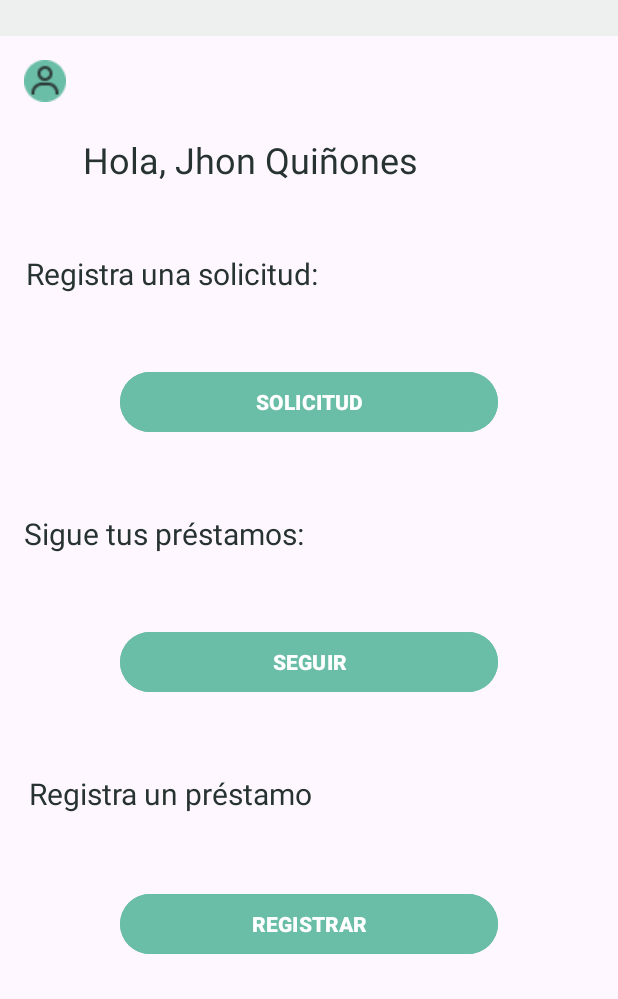
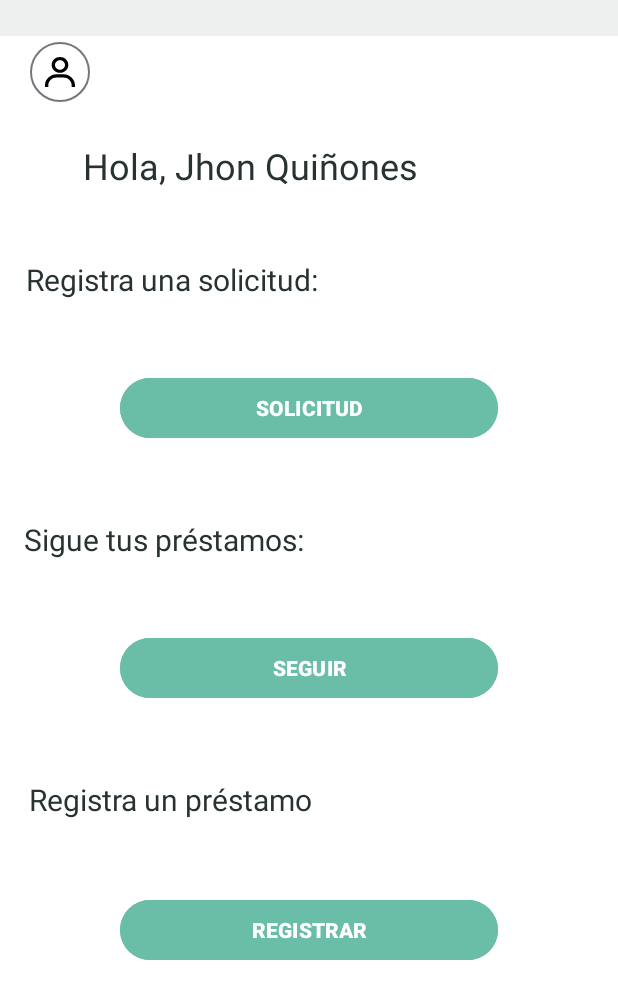
Before and after one commit to GRUPO-ADS2/DAM-I, an Android app: the screen it shows after launch (HomeActivity), on a phone screen of 412 x 824 dp. Shown: the top 999 px of the screen. Run offline under Robolectric (Android 15) with nearby library versions, the phone set to English and light mode, and no system bars.

Commit message:
Arreglo del background y ícono para regresar al inicio de sesion

```diff
--- a/AppMoviles/app/src/main/java/com/example/proyecto/HomeActivity.kt
+++ b/AppMoviles/app/src/main/java/com/example/proyecto/HomeActivity.kt
@@ -14,6 +14,7 @@ class HomeActivity : AppCompatActivity(){
     private lateinit var btnSol: Button
     private lateinit var btnSeg: Button
     private lateinit var btnReg: Button
+    private lateinit var btnUser: Button
 
 
     override fun onCreate(savedInstanceState: Bundle?) {
@@ -28,6 +29,7 @@ class HomeActivity : AppCompatActivity(){
         btnSol=findViewById(R.id.btnSol)
         btnSeg=findViewById(R.id.btnSeg)
         btnReg=findViewById(R.id.btnReg)
+        btnUser=findViewById(R.id.btnUser)
 
         btnSol.setOnClickListener {
             var intent= Intent(this,SolicitudActivity::class.java)
@@ -41,6 +43,9 @@ class HomeActivity : AppCompatActivity(){
             var intent= Intent(this,RegistrarActivity::class.java)
             startActivity(intent)
         }
-
+        btnUser.setOnClickListener {
+            var intent= Intent(this,MainActivity::class.java)
+            startActivity(intent)
+        }
     }
 }
--- a/AppMoviles/app/src/main/res/layout/activity_home.xml
+++ b/AppMoviles/app/src/main/res/layout/activity_home.xml
@@ -8,21 +8,23 @@
     <ScrollView
         android:id="@+id/r4ureouceglw"
         android:layout_width="match_parent"
-        android:layout_height="match_parent">
+        android:layout_height="match_parent"
+        android:background="#FFFFFF">
+
         <LinearLayout
             android:id="@+id/main"
             android:layout_width="match_parent"
             android:layout_height="match_parent"
+            android:background="#FFFFFF"
             android:orientation="vertical">
-            <LinearLayout
-                xmlns:android="http://schemas.android.com/apk/res/android"
+
+            <LinearLayout xmlns:android="http://schemas.android.com/apk/res/android"
                 xmlns:app="http://schemas.android.com/apk/res-auto"
                 android:id="@+id/rzuzz6fy3b4"
                 android:layout_width="match_parent"
                 android:layout_height="24dp"
                 android:background="#EDF0EF"
-                android:orientation="vertical">
-            </LinearLayout>
+                android:orientation="vertical"></LinearLayout>
 
             <LinearLayout
                 android:id="@+id/r58rprubpej5"
@@ -32,36 +34,37 @@
                 android:orientation="vertical"
                 android:paddingHorizontal="16dp">
 
-                <ImageView
-                    android:id="@+id/imagenPersona"
-                    android:layout_width="28dp"
-                    android:layout_height="28dp"
-                    android:layout_marginTop="16dp"
-                    android:scaleType="fitXY"
-                    android:src="@drawable/bar" />
+                <Button
+                    android:id="@+id/btnUser"
+                    style="?attr/materialIconButtonOutlinedStyle"
+                    android:layout_width="wrap_content"
+                    android:layout_height="wrap_content"
+                    android:layout_gravity="start"
+                    app:icon="@drawable/user"
+                    app:iconTint="@color/black" />
 
             </LinearLayout>
 
             <TextView
                 android:id="@+id/rxyogf1kwcwk"
+                android:layout_width="wrap_content"
+                android:layout_height="wrap_content"
+                android:layout_marginStart="55dp"
+                android:layout_marginBottom="46dp"
+                android:text="Hola, Jhon Quiñones"
                 android:textColor="#273330"
-                android:textSize="24sp"
-                android:layout_marginBottom="46dp"
-                android:layout_marginStart="55dp"
-                android:layout_height="wrap_content"
-                android:layout_width="wrap_content"
-                android:text="Hola, Jhon Quiñones"
-                />
+                android:textSize="24sp" />
+
             <TextView
                 android:id="@+id/riny85pjk5da"
+                android:layout_width="wrap_content"
+                android:layout_height="wrap_content"
+                android:layout_marginStart="17dp"
+                android:layout_marginBottom="48dp"
+                android:text="Registra una solicitud:"
                 android:textColor="#273330"
-                android:textSize="20sp"
-                android:layout_marginBottom="48dp"
-                android:layout_marginStart="17dp"
-                android:layout_height="wrap_content"
-                android:layout_width="wrap_content"
-                android:text="Registra una solicitud:"
-                />
+                android:textSize="20sp" />
+
             <Button
                 android:id="@+id/btnSol"
                 android:layout_width="match_parent"
@@ -71,20 +74,23 @@
                 android:layout_marginBottom="50dp"
                 android:backgroundTint="@color/botonINI"
                 android:text="SOLICITUD"
+                android:textColor="#FFFFFF"
+                android:textColorLink="#FFFFFF"
                 android:textStyle="bold"
                 app:layout_constraintBottom_toBottomOf="parent"
                 app:layout_constraintEnd_toEndOf="parent"
                 app:layout_constraintStart_toStartOf="parent" />
+
             <TextView
                 android:id="@+id/rjgg7wig3g7"
+                android:layout_width="wrap_content"
+                android:layout_height="wrap_content"
+                android:layout_marginStart="16dp"
+                android:layout_marginBottom="48dp"
+                android:text="Sigue tus préstamos:"
                 android:textColor="#273330"
-                android:textSize="20sp"
-                android:layout_marginBottom="48dp"
-                android:layout_marginStart="16dp"
-                android:layout_height="wrap_content"
-                android:layout_width="wrap_content"
-                android:text="Sigue tus préstamos:"
-                />
+                android:textSize="20sp" />
+
             <Button
                 android:id="@+id/btnSeg"
                 android:layout_width="match_parent"
@@ -94,20 +100,23 @@
                 android:layout_marginBottom="50dp"
                 android:backgroundTint="@color/botonINI"
                 android:text="SEGUIR"
+                android:textColor="#FFFFFF"
+                android:textColorLink="#FFFFFF"
                 android:textStyle="bold"
                 app:layout_constraintBottom_toBottomOf="parent"
                 app:layout_constraintEnd_toEndOf="parent"
                 app:layout_constraintStart_toStartOf="parent" />
+
             <TextView
                 android:id="@+id/rjucwwgebah"
+                android:layout_width="wrap_content"
+                android:layout_height="wrap_content"
+                android:layout_marginStart="19dp"
+                android:layout_marginBottom="49dp"
+                android:text="Registra un préstamo"
                 android:textColor="#273330"
-                android:textSize="20sp"
-                android:layout_marginBottom="49dp"
-                android:layout_marginStart="19dp"
-                android:layout_height="wrap_content"
-                android:layout_width="wrap_content"
-                android:text="Registra un préstamo"
-                />
+                android:textSize="20sp" />
+
             <Button
                 android:id="@+id/btnReg"
                 android:layout_width="match_parent"
@@ -117,6 +126,8 @@
                 android:layout_marginBottom="50dp"
                 android:backgroundTint="@color/botonINI"
                 android:text="REGISTRAR"
+                android:textColor="#FFFFFF"
+                android:textColorLink="#FFFFFF"
                 android:textStyle="bold"
                 app:layout_constraintBottom_toBottomOf="parent"
                 app:layout_constraintEnd_toEndOf="parent"
--- a/AppMoviles/app/src/main/res/layout/activity_solicitud.xml
+++ b/AppMoviles/app/src/main/res/layout/activity_solicitud.xml
@@ -17,6 +17,7 @@
             android:layout_weight="1">
             <LinearLayout
                 android:id="@+id/main"
+                android:background="#FFFFFF"
                 android:layout_width="match_parent"
                 android:layout_height="match_parent"
                 android:orientation="vertical">
@@ -109,7 +110,6 @@
                 </LinearLayout>
                 <LinearLayout
                     xmlns:android="http://schemas.android.com/apk/res/android"
-                    xmlns:tools="http://schemas.android.com/tools"
                     xmlns:app="http://schemas.android.com/apk/res-auto"
                     android:id="@+id/rl204kych4wr"
                     android:layout_width="match_parent"
@@ -203,6 +203,7 @@
                         android:text="Elegir"
                         />
                 </LinearLayout>
+
                 <Button
                     android:id="@+id/button"
                     android:layout_width="match_parent"
@@ -212,6 +213,8 @@
                     android:layout_marginBottom="50dp"
                     android:backgroundTint="@color/botonINI"
                     android:text="Volver"
+                    android:textColor="#FFFFFF"
+                    android:textColorLink="#FFFFFF"
                     android:textStyle="bold"
                     app:layout_constraintBottom_toBottomOf="parent"
                     app:layout_constraintEnd_toEndOf="parent"
```
Also changed, not shown: AppMoviles/app/src/main/res/layout/activity_main.xml (+9 -7 lines), AppMoviles/app/src/main/res/layout/activity_registrar.xml (+66 -61 lines), AppMoviles/app/src/main/res/layout/activity_seguimiento.xml (+6 -3 lines).
